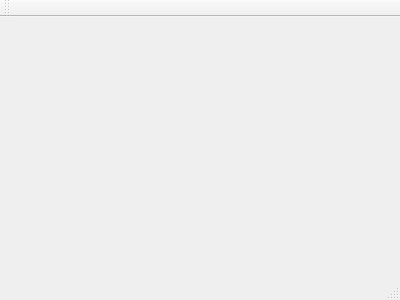
Old version of the form SprintTaskManager/mainwindow.ui in the repository soheilina/SprintTaskManager.
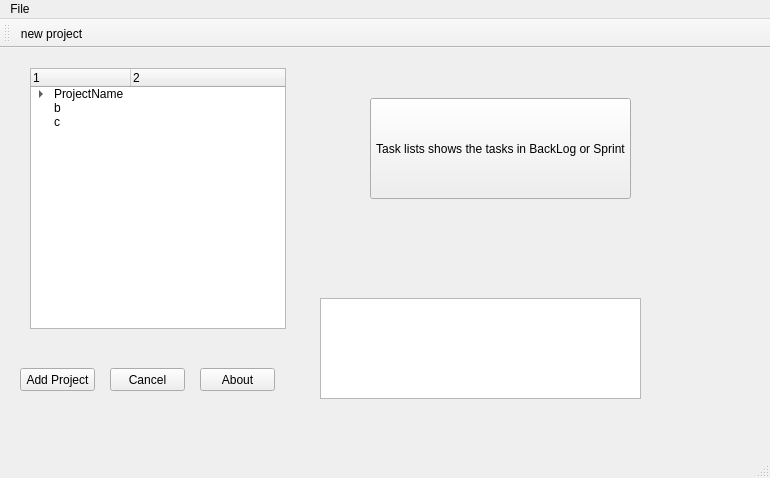
New version of the form.

The edit to the form file:
```diff
--- a/SprintTaskManager/mainwindow.ui
+++ b/SprintTaskManager/mainwindow.ui
@@ -1,24 +1,183 @@
 <ui version="4.0">
  <class>MainWindow</class>
- <widget class="QMainWindow" name="MainWindow" >
-  <property name="geometry" >
+ <widget class="QMainWindow" name="MainWindow">
+  <property name="geometry">
    <rect>
     <x>0</x>
     <y>0</y>
-    <width>400</width>
-    <height>300</height>
+    <width>770</width>
+    <height>478</height>
    </rect>
   </property>
   <property name="windowTitle" >
    <string>MainWindow</string>
   </property>
-  <widget class="QMenuBar" name="menuBar" />
-  <widget class="QToolBar" name="mainToolBar" />
-  <widget class="QWidget" name="centralWidget" />
-  <widget class="QStatusBar" name="statusBar" />
+  <widget class="QWidget" name="centralWidget">
+   <widget class="QTreeWidget" name="treeProject">
+    <property name="geometry">
+     <rect>
+      <x>30</x>
+      <y>20</y>
+      <width>256</width>
+      <height>261</height>
+     </rect>
+    </property>
+    <column>
+     <property name="text">
+      <string>1</string>
+     </property>
+    </column>
+    <column>
+     <property name="text">
+      <string>2</string>
+     </property>
+    </column>
+    <item>
+     <property name="text">
+      <string>ProjectName</string>
+     </property>
+     <property name="text">
+      <string/>
+     </property>
+     <item>
+      <property name="text">
+       <string>BackLog</string>
+      </property>
+      <property name="text">
+       <string>Zar</string>
+      </property>
+     </item>
+     <item>
+      <property name="text">
+       <string>Sprint1</string>
+      </property>
+      <property name="text">
+       <string>Do</string>
+      </property>
+     </item>
+     <item>
+      <property name="text">
+       <string>Sprint2</string>
+      </property>
+      <property name="text">
+       <string>Sht</string>
+      </property>
+     </item>
+    </item>
+    <item>
+     <property name="text">
+      <string>b</string>
+     </property>
+     <property name="text">
+      <string/>
+     </property>
+    </item>
+    <item>
+     <property name="text">
+      <string>c</string>
+     </property>
+     <property name="text">
+      <string/>
+     </property>
+    </item>
+   </widget>
+   <widget class="QPushButton" name="AddProjectBtn">
+    <property name="geometry">
+     <rect>
+      <x>20</x>
+      <y>320</y>
+      <width>75</width>
+      <height>23</height>
+     </rect>
+    </property>
+    <property name="text">
+     <string>Add Project</string>
+    </property>
+   </widget>
+   <widget class="QPushButton" name="CancelBtn">
+    <property name="geometry">
+     <rect>
+      <x>110</x>
+      <y>320</y>
+      <width>75</width>
+      <height>23</height>
+     </rect>
+    </property>
+    <property name="text">
+     <string>Cancel</string>
+    </property>
+   </widget>
+   <widget class="QTextEdit" name="descriptionText">
+    <property name="geometry">
+     <rect>
+      <x>320</x>
+      <y>250</y>
+      <width>321</width>
+      <height>101</height>
+     </rect>
+    </property>
+   </widget>
+   <widget class="QPushButton" name="AboutBtn">
+    <property name="geometry">
+     <rect>
+      <x>200</x>
+      <y>320</y>
+      <width>75</width>
+      <height>23</height>
+     </rect>
+    </property>
+    <property name="text">
+     <string>About</string>
+    </property>
+   </widget>
+   <widget class="QPushButton" name="AddProjectBtn_2">
+    <property name="geometry">
+     <rect>
+      <x>370</x>
+      <y>50</y>
+      <width>261</width>
+      <height>101</height>
+     </rect>
+    </property>
+    <property name="text">
+     <string>Task lists shows the tasks in BackLog or Sprint</string>
+    </property>
+   </widget>
+  </widget>
+  <widget class="QMenuBar" name="menuBar">
+   <property name="geometry">
+    <rect>
+     <x>0</x>
+     <y>0</y>
+     <width>770</width>
+     <height>21</height>
+    </rect>
+   </property>
+   <widget class="QMenu" name="menuFile">
+    <property name="title">
+     <string>File</string>
+    </property>
+    <addaction name="actionNew_project"/>
+   </widget>
+   <addaction name="menuFile"/>
+  </widget>
+  <widget class="QToolBar" name="mainToolBar">
+   <attribute name="toolBarArea">
+    <enum>TopToolBarArea</enum>
+   </attribute>
+   <attribute name="toolBarBreak">
+    <bool>false</bool>
+   </attribute>
+   <addaction name="actionNew_project"/>
+  </widget>
+  <widget class="QStatusBar" name="statusBar"/>
+  <action name="actionNew_project">
+   <property name="text">
+    <string>new project</string>
+   </property>
+  </action>
  </widget>
- <layoutDefault spacing="6" margin="11" />
- <pixmapfunction></pixmapfunction>
+ <layoutdefault spacing="6" margin="11"/>
  <resources/>
  <connections/>
 </ui>
```
Left out of the diff: 22 changed lines with no effect on the pictures.
